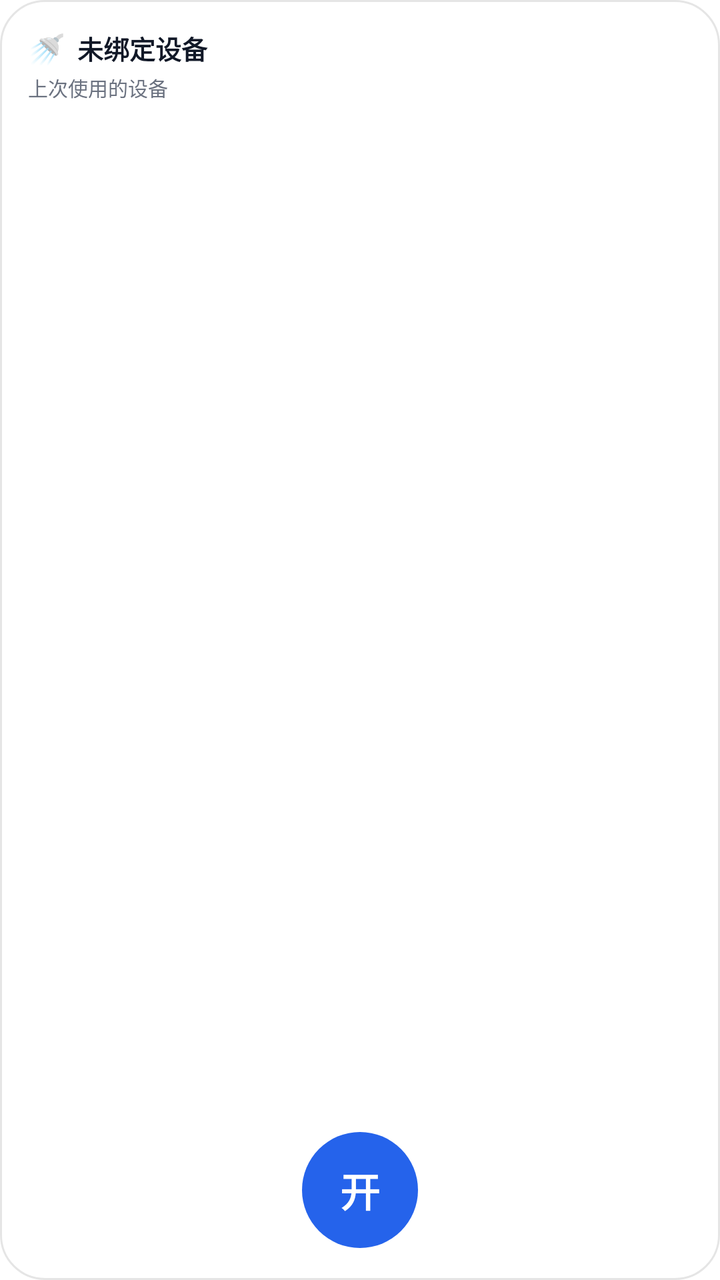
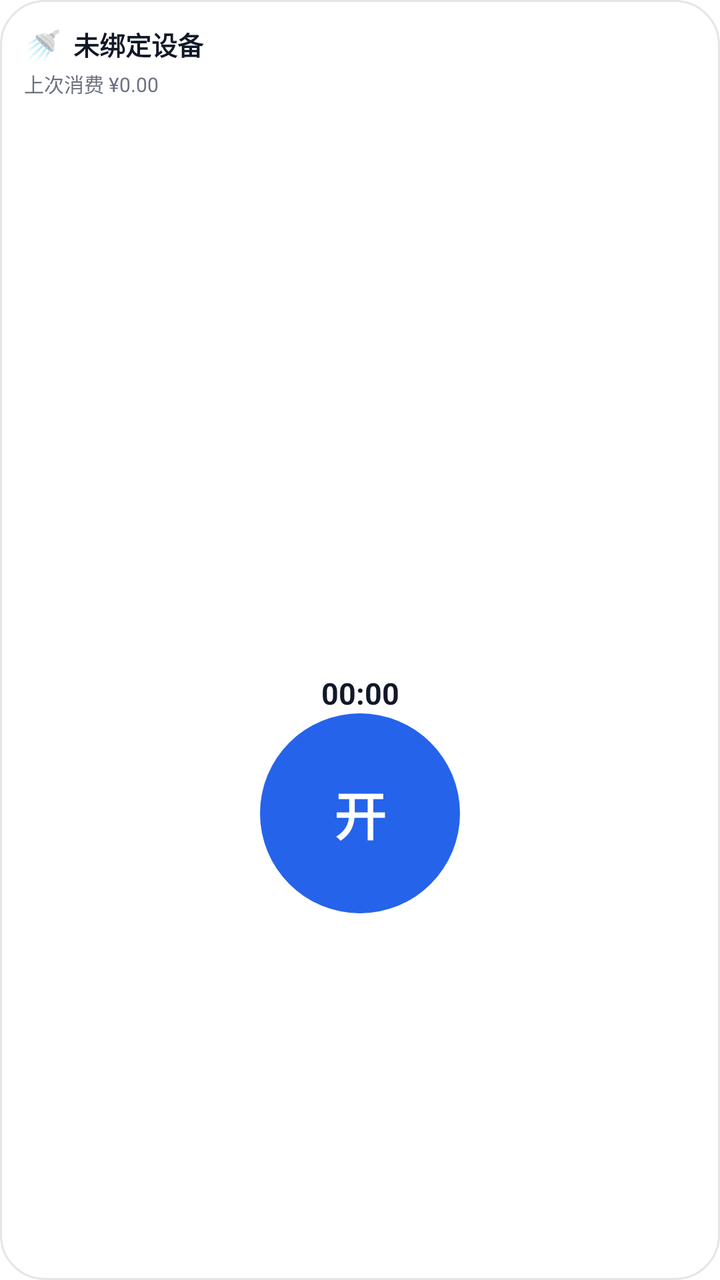

The first picture is an Android layout as it rendered before a commit; the second is the same layout after the commit. The layout source and the unified diff follow.
<!-- AndroidManifest.xml: application theme Theme.LinYu -->
<!-- res/layout/widget_linyu_2x2_light.xml -->
<?xml version="1.0" encoding="utf-8"?>
<LinearLayout xmlns:android="http://schemas.android.com/apk/res/android"
    android:id="@+id/widget_root"
    android:layout_width="match_parent"
    android:layout_height="match_parent"
    android:orientation="vertical"
    android:background="@drawable/widget_bg_light"
    android:padding="14dp">

    <LinearLayout
        android:layout_width="match_parent"
        android:layout_height="wrap_content"
        android:orientation="horizontal"
        android:gravity="center_vertical">

        <TextView
            android:id="@+id/widget_emoji"
            android:layout_width="wrap_content"
            android:layout_height="wrap_content"
            android:textSize="15sp"
            android:text="🚿" />

        <TextView
            android:id="@+id/widget_device"
            android:layout_width="0dp"
            android:layout_height="wrap_content"
            android:layout_weight="1"
            android:layout_marginStart="6dp"
            android:textSize="13sp"
            android:textStyle="bold"
            android:maxLines="1"
            android:ellipsize="end"
            android:textColor="#111827"
            android:text="未绑定设备" />
    </LinearLayout>

    <TextView
        android:id="@+id/widget_sublabel"
        android:layout_width="match_parent"
        android:layout_height="wrap_content"
        android:layout_marginTop="2dp"
        android:textSize="10sp"
        android:maxLines="1"
        android:ellipsize="end"
        android:textColor="#6B7280"
        android:text="上次使用的设备" />

    <FrameLayout
        android:layout_width="match_parent"
        android:layout_height="0dp"
        android:layout_weight="1">

        <TextView
            android:id="@+id/widget_action_start"
            android:layout_width="58dp"
            android:layout_height="58dp"
            android:layout_gravity="center_horizontal|bottom"
            android:layout_marginBottom="2dp"
            android:background="@drawable/widget_circle_start_light"
            android:gravity="center"
            android:textSize="20sp"
            android:textStyle="bold"
            android:textColor="#FFFFFF"
            android:text="开" />

        <TextView
            android:id="@+id/widget_action_stop"
            android:layout_width="58dp"
            android:layout_height="58dp"
            android:layout_gravity="center_horizontal|bottom"
            android:layout_marginBottom="2dp"
            android:background="@drawable/widget_circle_stop_light"
            android:gravity="center"
            android:textSize="20sp"
            android:textStyle="bold"
            android:textColor="#FFFFFF"
            android:text="关"
            android:visibility="gone" />
    </FrameLayout>
</LinearLayout>
<!-- resources referenced by this layout -->
<resources>
  <!-- drawable widget_bg_light (drawable) -->
  <?xml version="1.0" encoding="utf-8"?>
  <shape xmlns:android="http://schemas.android.com/apk/res/android"
      android:shape="rectangle">
      <solid android:color="#F7FFFFFF" />
      <corners android:radius="22dp" />
      <stroke android:width="1dp" android:color="#1A000000" />
  </shape>
  <!-- drawable widget_circle_start_light (drawable) -->
  <?xml version="1.0" encoding="utf-8"?>
  <shape xmlns:android="http://schemas.android.com/apk/res/android"
      android:shape="oval">
      <solid android:color="#2563EB" />
  </shape>
  <!-- drawable widget_circle_stop_light (drawable) -->
  <?xml version="1.0" encoding="utf-8"?>
  <shape xmlns:android="http://schemas.android.com/apk/res/android"
      android:shape="oval">
      <solid android:color="#EF4444" />
  </shape>
  <style name="Theme.LinYu" parent="Theme.MaterialComponents.DayNight.NoActionBar">
          <item name="colorPrimary">#2563EB</item>
          <item name="colorPrimaryVariant">#1D4ED8</item>
          <item name="colorOnPrimary">@color/white</item>
          <item name="colorSecondary">#6B7280</item>
          <item name="colorSecondaryVariant">#4B5563</item>
          <item name="colorOnSecondary">@color/white</item>
          <item name="android:statusBarColor">?attr/colorPrimaryVariant</item>
      </style>
  <color name="white">#FFFFFFFF</color>
</resources>

<!-- the commit's change to res/layout/widget_linyu_2x2_light.xml (unified diff, before → after) -->
@@ -5,7 +5,7 @@
     android:layout_height="match_parent"
     android:orientation="vertical"
     android:background="@drawable/widget_bg_light"
-    android:padding="14dp">
+    android:padding="12dp">
 
     <LinearLayout
         android:layout_width="match_parent"
@@ -35,7 +35,7 @@
     </LinearLayout>
 
     <TextView
-        android:id="@+id/widget_sublabel"
+        android:id="@+id/widget_lastconsume"
         android:layout_width="match_parent"
         android:layout_height="wrap_content"
         android:layout_marginTop="2dp"
@@ -43,38 +43,66 @@
         android:maxLines="1"
         android:ellipsize="end"
         android:textColor="#6B7280"
-        android:text="上次使用的设备" />
+        android:text="上次消费 ¥0.00" />
 
-    <FrameLayout
+    
+    <LinearLayout
         android:layout_width="match_parent"
         android:layout_height="0dp"
-        android:layout_weight="1">
+        android:layout_weight="1"
+        android:orientation="vertical">
 
+        
         <TextView
-            android:id="@+id/widget_action_start"
-            android:layout_width="58dp"
-            android:layout_height="58dp"
-            android:layout_gravity="center_horizontal|bottom"
-            android:layout_marginBottom="2dp"
-            android:background="@drawable/widget_circle_start_light"
+            android:layout_width="match_parent"
+            android:layout_height="0dp"
+            android:layout_weight="1" />
+
+        <Chronometer
+            android:id="@+id/widget_timer"
+            android:layout_width="match_parent"
+            android:layout_height="wrap_content"
+            android:layout_marginTop="2dp"
             android:gravity="center"
-            android:textSize="20sp"
+            android:textSize="15sp"
             android:textStyle="bold"
-            android:textColor="#FFFFFF"
-            android:text="开" />
+            android:textColor="#111827"
+            android:text="00:00" />
 
+        <FrameLayout
+            android:layout_width="match_parent"
+            android:layout_height="wrap_content">
+
+            <ImageView
+                android:id="@+id/widget_action_start"
+                android:layout_width="match_parent"
+                android:layout_height="wrap_content"
+                android:scaleType="fitCenter"
+                android:src="@drawable/widget_circle_start_light" />
+
+            <ImageView
+                android:id="@+id/widget_action_stop"
+                android:layout_width="match_parent"
+                android:layout_height="wrap_content"
+                android:scaleType="fitCenter"
+                android:src="@drawable/widget_circle_stop_light"
+                android:visibility="gone" />
+
+            <TextView
+                android:id="@+id/widget_action_label"
+                android:layout_width="wrap_content"
+                android:layout_height="wrap_content"
+                android:layout_gravity="center"
+                android:textSize="26sp"
+                android:textStyle="bold"
+                android:textColor="#FFFFFF"
+                android:text="开" />
+        </FrameLayout>
+
+        
         <TextView
-            android:id="@+id/widget_action_stop"
-            android:layout_width="58dp"
-            android:layout_height="58dp"
-            android:layout_gravity="center_horizontal|bottom"
-            android:layout_marginBottom="2dp"
-            android:background="@drawable/widget_circle_stop_light"
-            android:gravity="center"
-            android:textSize="20sp"
-            android:textStyle="bold"
-            android:textColor="#FFFFFF"
-            android:text="关"
-            android:visibility="gone" />
-    </FrameLayout>
+            android:layout_width="match_parent"
+            android:layout_height="0dp"
+            android:layout_weight="0.6" />
+    </LinearLayout>
 </LinearLayout>
<!-- resource entries referenced after the edit -->
@@ -13,12 +13,14 @@
   <shape xmlns:android="http://schemas.android.com/apk/res/android"
       android:shape="oval">
       <solid android:color="#2563EB" />
+      <size android:width="100dp" android:height="100dp" />
   </shape>
   <!-- drawable widget_circle_stop_light (drawable) -->
   <?xml version="1.0" encoding="utf-8"?>
   <shape xmlns:android="http://schemas.android.com/apk/res/android"
       android:shape="oval">
       <solid android:color="#EF4444" />
+      <size android:width="100dp" android:height="100dp" />
   </shape>
   <style name="Theme.LinYu" parent="Theme.MaterialComponents.DayNight.NoActionBar">
           <item name="colorPrimary">#2563EB</item>
